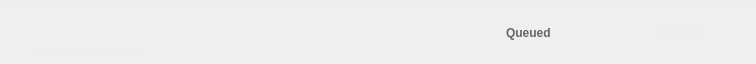
The window that src/MEGASync/gui/linux/TransferManagerItem.ui (meganz/MEGAsync) describes before a commit, drawn with Qt 5.
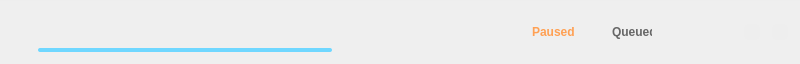
The same window after the commit. Icons and pictures are not drawn.

Commit message: Transfer Manager: delegate: fix click/tooltip forward to item widget; View: some cosmetic adjustments

The edit to the form file:
```diff
--- a/src/MEGASync/gui/linux/TransferManagerItem.ui
+++ b/src/MEGASync/gui/linux/TransferManagerItem.ui
@@ -6,10 +6,16 @@
    <rect>
     <x>0</x>
     <y>0</y>
-    <width>756</width>
-    <height>48</height>
+    <width>800</width>
+    <height>64</height>
    </rect>
   </property>
+  <property name="sizePolicy">
+   <sizepolicy hsizetype="Expanding" vsizetype="Fixed">
+    <horstretch>0</horstretch>
+    <verstretch>0</verstretch>
+   </sizepolicy>
+  </property>
   <property name="minimumSize">
    <size>
     <width>0</width>
@@ -36,22 +42,18 @@
 
 TransferManagerItem2, TransferManagerItem
 {
-	width: 756px; 
+
     height: 64px;
-	min-width: 756px; 
     min-height: 64px;
-	max-width: 756px; 
     max-height: 64px;
 	background-color: transparent;
 }
 
 #line
 {
-	width: 756px; 
     height: 1px;
-	min-width: 756px; 
+	min-width: ; 
     min-height: 1px;
-	max-width: 756px; 
     max-height: 1px;
     border: none;
     background: #EEEEEE;
@@ -59,11 +61,8 @@
 
 #sTransferState, #stateActive, #stateCompleted
 {
-	width: 756px; 
     height: 63px;
-	min-width: 756px; 
     min-height: 63px;
-	max-width: 756px; 
     max-height: 63px;
 }
 
@@ -92,29 +91,27 @@
 
 #wName
 {
-	width: 208px; 
+	width: 200px; 
     height: 48px;
-	min-width: 208px; 
+	min-width: 150px; 
     min-height: 48px;
-	max-width: 208px; 
     max-height: 48px;
 }
 
 #lTransferName
 {
-	width: 208px; 
-	min-width: 208px; 
-	max-width: 208px; 
+	width: 200px; 
+	min-width: 150px; 
   height: 20px;
   color: #333333;
   font-size: 14px;
+ qProperty-alignment: 'AlignLeft | AlignVCenter';
 }
 
 QProgressBar
 {
-	width: 104px; 
-	min-width: 104px; 
-	max-width: 104px; 
+/*	width: 104px; 
+	min-width: 104px;*/ 
     height: 4px;
     min-height: 4px;
     max-height: 4px;
@@ -122,6 +119,9 @@
     border-radius: 2px;
     background-color: #EEEEEE;
     margin-bottom: 4px;
+/*	margin-left: 8px;
+	margin-right: 8px;
+*/
 }
 
 QProgressBar::chunk
@@ -129,6 +129,9 @@
   background-color: #6FD7FF;
   border-radius: 2px;
   border:0px;
+/*	margin-left: 8px;
+	margin-right: 8px;
+*/
 }
 
 #lDone, #lTotal
@@ -136,7 +139,6 @@
   font-size: 12px;
   font-weight: bold;
  qProperty-alignment: 'AlignLeft | AlignVCenter';
-
 }
 
 #lDone
@@ -171,19 +173,29 @@
     max-width: 120px;
 }
 
+#wStatus QLabel
+{
+    width: 120px;
+    min-width: 120px;
+    max-width: 120px;
+  font-size: 12px;
+  font-weight: bold;
+ qProperty-alignment: 'AlignLeft | AlignVCenter';
+}
+
 #lStatus
 {
   color: #00D26D;
-  font-size: 12px;
-  font-weight: bold;
 }
 
 #lQueued
 {
-  width: 43px;
   color: #666666;
-  font-size: 12px;
-  font-weight: bold;
+}
+
+#lPaused
+{
+  color: #FFA053;
 }
 
 #lRemainingTime
@@ -228,6 +240,12 @@
    </property>
    <item>
     <widget class="Line" name="line">
+     <property name="sizePolicy">
+      <sizepolicy hsizetype="Expanding" vsizetype="Fixed">
+       <horstretch>0</horstretch>
+       <verstretch>0</verstretch>
+      </sizepolicy>
+     </property>
      <property name="orientation">
       <enum>Qt::Horizontal</enum>
      </property>
@@ -235,10 +253,22 @@
    </item>
    <item>
     <widget class="QStackedWidget" name="sTransferState">
+     <property name="sizePolicy">
+      <sizepolicy hsizetype="Expanding" vsizetype="Fixed">
+       <horstretch>0</horstretch>
+       <verstretch>0</verstretch>
+      </sizepolicy>
+     </property>
      <property name="currentIndex">
       <number>0</number>
      </property>
      <widget class="QWidget" name="stateActive">
+      <property name="sizePolicy">
+       <sizepolicy hsizetype="Expanding" vsizetype="Fixed">
+        <horstretch>0</horstretch>
+        <verstretch>0</verstretch>
+       </sizepolicy>
+      </property>
       <layout class="QHBoxLayout" name="stateActiveLayout">
        <property name="spacing">
         <number>0</number>
@@ -260,7 +290,13 @@
        </item>
        <item>
         <widget class="QWidget" name="wName" native="true">
-         <layout class="QVBoxLayout" name="verticalLayout_3">
+         <property name="sizePolicy">
+          <sizepolicy hsizetype="Expanding" vsizetype="Preferred">
+           <horstretch>0</horstretch>
+           <verstretch>0</verstretch>
+          </sizepolicy>
+         </property>
+         <layout class="QVBoxLayout" name="wNameLayout">
           <property name="spacing">
            <number>0</number>
           </property>
@@ -277,7 +313,14 @@
            <number>0</number>
           </property>
           <item>
-           <widget class="QLabel" name="lTransferName"/>
+           <widget class="QLabel" name="lTransferName">
+            <property name="sizePolicy">
+             <sizepolicy hsizetype="Expanding" vsizetype="Preferred">
+              <horstretch>0</horstretch>
+              <verstretch>0</verstretch>
+             </sizepolicy>
+            </property>
+           </widget>
           </item>
           <item>
            <widget class="QProgressBar" name="pbTransfer">
@@ -285,7 +328,10 @@
              <number>1000</number>
             </property>
             <property name="value">
-             <number>0</number>
+             <number>1000</number>
+            </property>
+            <property name="textVisible">
+             <bool>false</bool>
             </property>
             <property name="invertedAppearance">
              <bool>false</bool>
@@ -300,6 +346,12 @@
        </item>
        <item>
         <widget class="QWidget" name="wSize" native="true">
+         <property name="sizePolicy">
+          <sizepolicy hsizetype="Fixed" vsizetype="Fixed">
+           <horstretch>0</horstretch>
+           <verstretch>0</verstretch>
+          </sizepolicy>
+         </property>
          <layout class="QVBoxLayout" name="verticalLayout">
           <property name="spacing">
            <number>0</number>
@@ -327,6 +379,12 @@
        </item>
        <item>
         <widget class="QPushButton" name="bSpeed">
+         <property name="sizePolicy">
+          <sizepolicy hsizetype="Fixed" vsizetype="Fixed">
+           <horstretch>0</horstretch>
+           <verstretch>0</verstretch>
+          </sizepolicy>
+         </property>
          <property name="text">
           <string/>
          </property>
@@ -334,6 +392,12 @@
        </item>
        <item>
         <widget class="QWidget" name="wStatus" native="true">
+         <property name="sizePolicy">
+          <sizepolicy hsizetype="Fixed" vsizetype="Fixed">
+           <horstretch>0</horstretch>
+           <verstretch>0</verstretch>
+          </sizepolicy>
+         </property>
          <layout class="QHBoxLayout" name="horizontalLayout">
           <property name="spacing">
            <number>0</number>
@@ -350,6 +414,13 @@
           <property name="bottomMargin">
            <number>0</number>
           </property>
+          <item>
+           <widget class="QLabel" name="lPaused">
+            <property name="text">
+             <string>Paused</string>
+            </property>
+           </widget>
+          </item>
           <item>
            <widget class="QLabel" name="lStatus"/>
           </item>
@@ -364,7 +435,14 @@
         </widget>
        </item>
        <item>
-        <widget class="QLabel" name="lRemainingTime"/>
+        <widget class="QLabel" name="lRemainingTime">
+         <property name="sizePolicy">
+          <sizepolicy hsizetype="Fixed" vsizetype="Fixed">
+           <horstretch>0</horstretch>
+           <verstretch>0</verstretch>
+          </sizepolicy>
+         </property>
+        </widget>
        </item>
        <item>
         <widget class="QToolButton" name="tPauseTransfer">
@@ -382,19 +460,6 @@
          </property>
         </widget>
        </item>
-       <item>
-        <spacer name="horizontalSpacer">
-         <property name="orientation">
-          <enum>Qt::Horizontal</enum>
-         </property>
-         <property name="sizeHint" stdset="0">
-          <size>
-           <width>40</width>
-           <height>20</height>
-          </size>
-         </property>
-        </spacer>
-       </item>
       </layout>
      </widget>
      <widget class="QWidget" name="stateCompleted">
```
Left out of the diff: 6 changed lines with no effect on the pictures. The commit also changes 7 other files.
